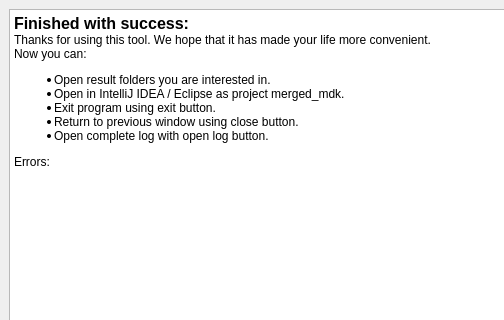
The window that MDGUi/forms/MDGResultWindow.ui (KostromDan/Mods-Decompiler-GUI) describes before a commit, drawn with Qt 5; both pictures show x 0 to 504 and y 0 to 320 of the 800 by 418 pixel window.
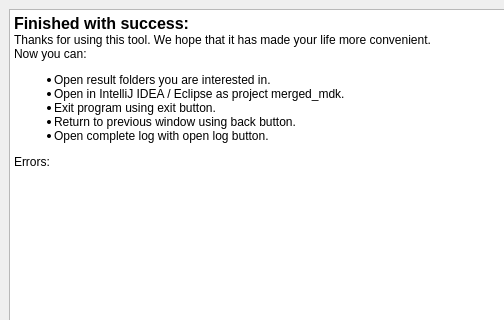
The same window after the commit. Icons and pictures are not drawn.

The edit to the form file:
```diff
--- a/MDGUi/forms/MDGResultWindow.ui
+++ b/MDGUi/forms/MDGResultWindow.ui
@@ -50,7 +50,7 @@
 &lt;li style=&quot; margin-top:12px; margin-bottom:0px; margin-left:0px; margin-right:0px; -qt-block-indent:0; text-indent:0px;&quot;&gt;Open result folders you are interested in.&lt;/li&gt;
 &lt;li style=&quot; margin-top:0px; margin-bottom:0px; margin-left:0px; margin-right:0px; -qt-block-indent:0; text-indent:0px;&quot;&gt;Open in IntelliJ IDEA / Eclipse as project merged_mdk.&lt;/li&gt;
 &lt;li style=&quot; margin-top:0px; margin-bottom:0px; margin-left:0px; margin-right:0px; -qt-block-indent:0; text-indent:0px;&quot;&gt;Exit program using exit button.&lt;/li&gt;
-&lt;li style=&quot; margin-top:0px; margin-bottom:0px; margin-left:0px; margin-right:0px; -qt-block-indent:0; text-indent:0px;&quot;&gt;Return to previous window using close button.&lt;/li&gt;
+&lt;li style=&quot; margin-top:0px; margin-bottom:0px; margin-left:0px; margin-right:0px; -qt-block-indent:0; text-indent:0px;&quot;&gt;Return to previous window using back button.&lt;/li&gt;
 &lt;li style=&quot; margin-top:0px; margin-bottom:12px; margin-left:0px; margin-right:0px; -qt-block-indent:0; text-indent:0px;&quot;&gt;Open complete log with open log button.&lt;/li&gt;&lt;/ul&gt;
 &lt;p style=&quot; margin-top:0px; margin-bottom:0px; margin-left:0px; margin-right:0px; -qt-block-indent:0; text-indent:0px;&quot;&gt;Errors:&lt;/p&gt;
 &lt;p style=&quot;-qt-paragraph-type:empty; margin-top:0px; margin-bottom:0px; margin-left:0px; margin-right:0px; -qt-block-indent:0; text-indent:0px;&quot;&gt;&lt;br /&gt;&lt;/p&gt;&lt;/body&gt;&lt;/html&gt;</string>
```
